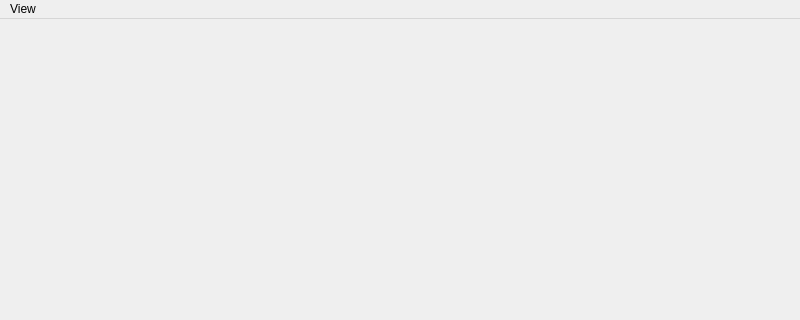
This is src/mainwindow.ui in ttddee/Cascade as Qt 5 draws it before an edit; both pictures show x 0 to 800 and y 0 to 320 of the 800 by 678 pixel window. The edited form follows.
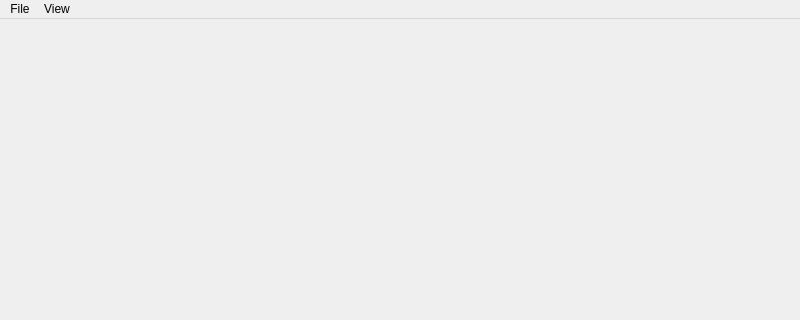
This is the edited form.

Commit message: Added exit action to main menu.

Patch:
```diff
--- a/src/mainwindow.ui
+++ b/src/mainwindow.ui
@@ -28,6 +28,12 @@
      <string>View</string>
     </property>
    </widget>
+   <widget class="QMenu" name="menuFile">
+    <property name="title">
+     <string>File</string>
+    </property>
+   </widget>
+   <addaction name="menuFile"/>
    <addaction name="menuView"/>
   </widget>
   <widget class="QStatusBar" name="statusbar"/>
```
The commit also changes 3 other files.
